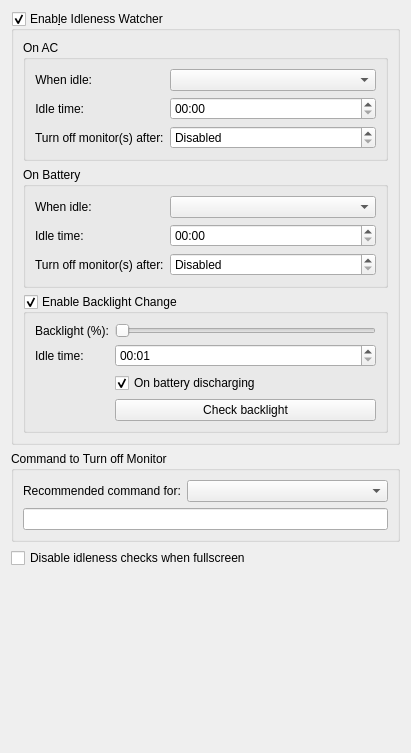
Qt form config/idlenesswatchersettings.ui (lxqt/lxqt-powermanagement) before a commit.
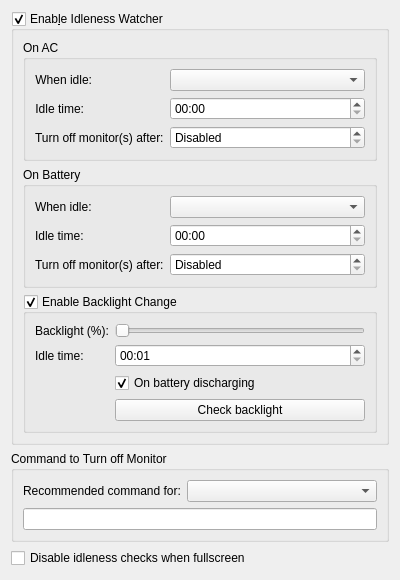
The same form after that commit.

Commit message: Restored size values

Diff of the .ui file:
```diff
--- a/config/idlenesswatchersettings.ui
+++ b/config/idlenesswatchersettings.ui
@@ -6,8 +6,8 @@
    <rect>
     <x>0</x>
     <y>0</y>
-    <width>411</width>
-    <height>753</height>
+    <width>400</width>
+    <height>452</height>
    </rect>
   </property>
   <layout class="QVBoxLayout" name="verticalLayout">
```
